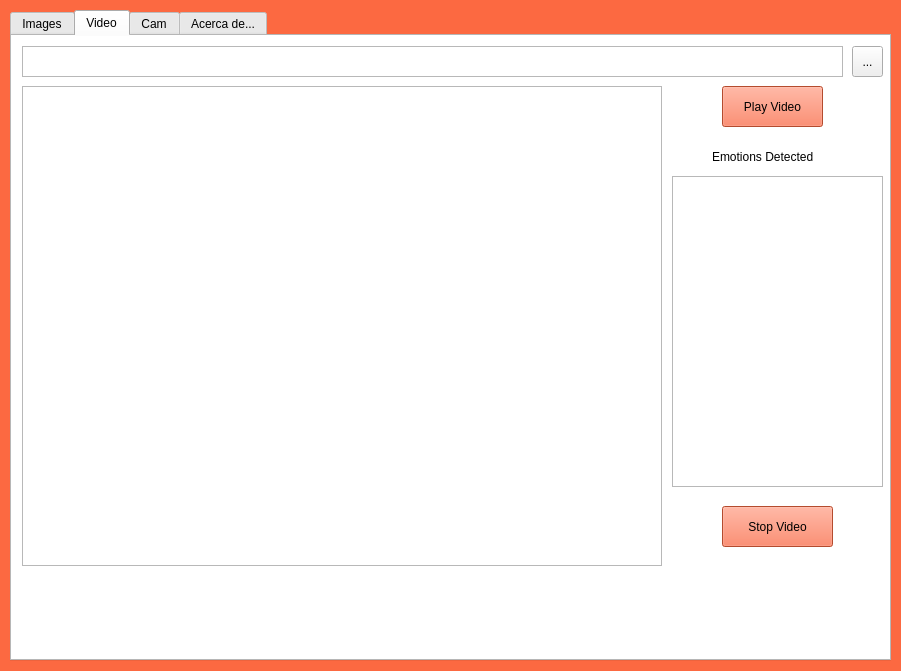
Qt form gui_2/main.ui (Hiidekii/HoN-HappyOrNot-) before a commit.
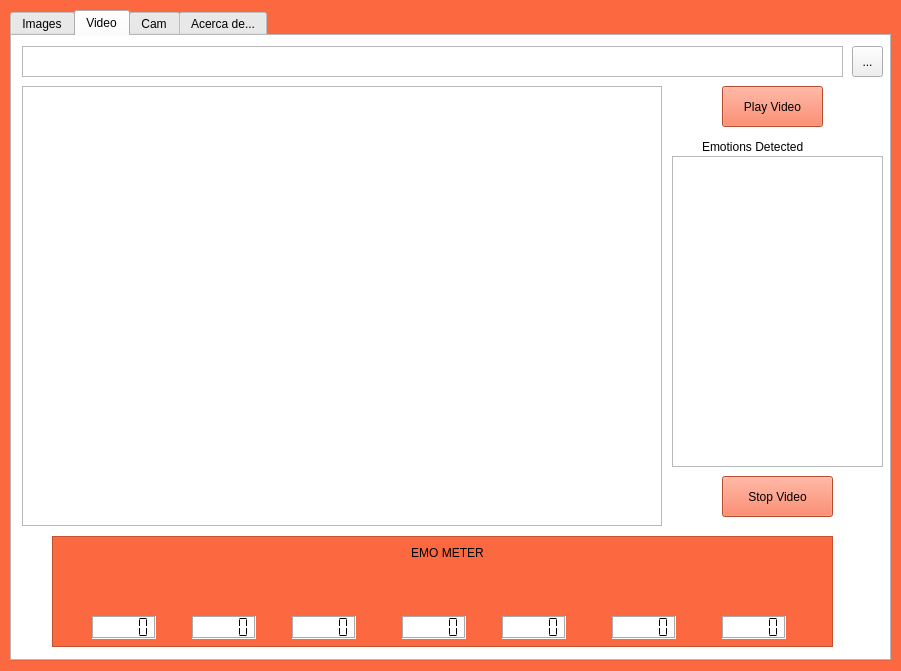
The same form after that commit. Icons and pictures are not drawn.

Commit message: video yt + counters  working

```diff
--- a/gui_2/main.ui
+++ b/gui_2/main.ui
@@ -223,19 +223,19 @@
        <x>10</x>
        <y>50</y>
        <width>640</width>
-       <height>480</height>
+       <height>440</height>
       </rect>
      </property>
      <property name="minimumSize">
       <size>
        <width>640</width>
-       <height>480</height>
+       <height>440</height>
       </size>
      </property>
      <property name="maximumSize">
       <size>
        <width>640</width>
-       <height>480</height>
+       <height>440</height>
       </size>
      </property>
      <property name="frameShape">
@@ -272,7 +272,7 @@
      <property name="geometry">
       <rect>
        <x>660</x>
-       <y>140</y>
+       <y>120</y>
        <width>211</width>
        <height>311</height>
       </rect>
@@ -293,8 +293,8 @@
     <widget class="QLabel" name="labelcaamvideo">
      <property name="geometry">
       <rect>
-       <x>700</x>
-       <y>110</y>
+       <x>690</x>
+       <y>100</y>
        <width>151</width>
        <height>21</height>
       </rect>
@@ -320,7 +320,7 @@
      <property name="geometry">
       <rect>
        <x>710</x>
-       <y>470</y>
+       <y>440</y>
        <width>111</width>
        <height>41</height>
       </rect>
@@ -329,6 +329,379 @@
       <string>Stop Video</string>
      </property>
     </widget>
+    <widget class="QFrame" name="contadores_vid">
+     <property name="geometry">
+      <rect>
+       <x>40</x>
+       <y>500</y>
+       <width>781</width>
+       <height>111</height>
+      </rect>
+     </property>
+     <property name="frameShape">
+      <enum>QFrame::StyledPanel</enum>
+     </property>
+     <property name="frameShadow">
+      <enum>QFrame::Raised</enum>
+     </property>
+     <widget class="QLabel" name="label_9">
+      <property name="geometry">
+       <rect>
+        <x>50</x>
+        <y>30</y>
+        <width>50</width>
+        <height>50</height>
+       </rect>
+      </property>
+      <property name="text">
+       <string/>
+      </property>
+      <property name="pixmap">
+       <pixmap resource="imgs/emojis.qrc">:/imgs/Slightly smiling face.png</pixmap>
+      </property>
+      <property name="scaledContents">
+       <bool>true</bool>
+      </property>
+      <property name="wordWrap">
+       <bool>false</bool>
+      </property>
+     </widget>
+     <widget class="QLabel" name="label_10">
+      <property name="geometry">
+       <rect>
+        <x>250</x>
+        <y>30</y>
+        <width>50</width>
+        <height>50</height>
+       </rect>
+      </property>
+      <property name="text">
+       <string/>
+      </property>
+      <property name="pixmap">
+       <pixmap resource="imgs/emojis.qrc">:/imgs/Astonished face.png</pixmap>
+      </property>
+      <property name="scaledContents">
+       <bool>true</bool>
+      </property>
+     </widget>
+     <widget class="QLabel" name="label_11">
+      <property name="geometry">
+       <rect>
+        <x>150</x>
+        <y>30</y>
+        <width>50</width>
+        <height>50</height>
+       </rect>
+      </property>
+      <property name="text">
+       <string/>
+      </property>
+      <property name="pixmap">
+       <pixmap resource="imgs/emojis.qrc">:/imgs/Frowning face.png</pixmap>
+      </property>
+      <property name="scaledContents">
+       <bool>true</bool>
+      </property>
+     </widget>
+     <widget class="QLabel" name="label_12">
+      <property name="geometry">
+       <rect>
+        <x>680</x>
+        <y>30</y>
+        <width>50</width>
+        <height>50</height>
+       </rect>
+      </property>
+      <property name="text">
+       <string/>
+      </property>
+      <property name="pixmap">
+       <pixmap resource="imgs/emojis.qrc">:/imgs/Angry face.png</pixmap>
+      </property>
+      <property name="scaledContents">
+       <bool>true</bool>
+      </property>
+     </widget>
+     <widget class="QLCDNumber" name="counter_fear_vid">
+      <property name="geometry">
+       <rect>
+        <x>350</x>
+        <y>80</y>
+        <width>64</width>
+        <height>23</height>
+       </rect>
+      </property>
+      <property name="frameShape">
+       <enum>QFrame::Box</enum>
+      </property>
+      <property name="frameShadow">
+       <enum>QFrame::Sunken</enum>
+      </property>
+      <property name="lineWidth">
+       <number>1</number>
+      </property>
+      <property name="midLineWidth">
+       <number>0</number>
+      </property>
+      <property name="smallDecimalPoint">
+       <bool>false</bool>
+      </property>
+      <property name="segmentStyle">
+       <enum>QLCDNumber::Flat</enum>
+      </property>
+     </widget>
+     <widget class="QLCDNumber" name="counter_neutral_vid">
+      <property name="geometry">
+       <rect>
+        <x>450</x>
+        <y>80</y>
+        <width>64</width>
+        <height>23</height>
+       </rect>
+      </property>
+      <property name="frameShape">
+       <enum>QFrame::Box</enum>
+      </property>
+      <property name="frameShadow">
+       <enum>QFrame::Sunken</enum>
+      </property>
+      <property name="lineWidth">
+       <number>1</number>
+      </property>
+      <property name="midLineWidth">
+       <number>0</number>
+      </property>
+      <property name="smallDecimalPoint">
+       <bool>false</bool>
+      </property>
+      <property name="segmentStyle">
+       <enum>QLCDNumber::Flat</enum>
+      </property>
+     </widget>
+     <widget class="QLabel" name="label_13">
+      <property name="geometry">
+       <rect>
+        <x>460</x>
+        <y>30</y>
+        <width>50</width>
+        <height>50</height>
+       </rect>
+      </property>
+      <property name="text">
+       <string/>
+      </property>
+      <property name="pixmap">
+       <pixmap resource="imgs/emojis.qrc">:/imgs/Neutral face.png</pixmap>
+      </property>
+      <property name="scaledContents">
+       <bool>true</bool>
+      </property>
+     </widget>
+     <widget class="QLCDNumber" name="counter_surp_vid">
+      <property name="geometry">
+       <rect>
+        <x>240</x>
+        <y>80</y>
+        <width>64</width>
+        <height>23</height>
+       </rect>
+      </property>
+      <property name="frameShape">
+       <enum>QFrame::Box</enum>
+      </property>
+      <property name="frameShadow">
+       <enum>QFrame::Sunken</enum>
+      </property>
+      <property name="lineWidth">
+       <number>1</number>
+      </property>
+      <property name="midLineWidth">
+       <number>0</number>
+      </property>
+      <property name="smallDecimalPoint">
+       <bool>false</bool>
+      </property>
+      <property name="segmentStyle">
+       <enum>QLCDNumber::Flat</enum>
+      </property>
+     </widget>
+     <widget class="QLCDNumber" name="counter_happy_vid">
+      <property name="geometry">
+       <rect>
+        <x>40</x>
+        <y>80</y>
+        <width>64</width>
+        <height>23</height>
+       </rect>
+      </property>
+      <property name="frameShape">
+       <enum>QFrame::Box</enum>
+      </property>
+      <property name="frameShadow">
+       <enum>QFrame::Sunken</enum>
+      </property>
+      <property name="lineWidth">
+       <number>1</number>
+      </property>
+      <property name="midLineWidth">
+       <number>0</number>
+      </property>
+      <property name="smallDecimalPoint">
+       <bool>false</bool>
+      </property>
+      <property name="segmentStyle">
+       <enum>QLCDNumber::Flat</enum>
+      </property>
+     </widget>
+     <widget class="QLCDNumber" name="counter_sad_vid">
+      <property name="geometry">
+       <rect>
+        <x>140</x>
+        <y>80</y>
+        <width>64</width>
+        <height>23</height>
+       </rect>
+      </property>
+      <property name="frameShape">
+       <enum>QFrame::Box</enum>
+      </property>
+      <property name="frameShadow">
+       <enum>QFrame::Sunken</enum>
+      </property>
+      <property name="lineWidth">
+       <number>1</number>
+      </property>
+      <property name="midLineWidth">
+       <number>0</number>
+      </property>
+      <property name="smallDecimalPoint">
+       <bool>false</bool>
+      </property>
+      <property name="segmentStyle">
+       <enum>QLCDNumber::Flat</enum>
+      </property>
+     </widget>
+     <widget class="QLCDNumber" name="counter_disgust_vid">
+      <property name="geometry">
+       <rect>
+        <x>560</x>
+        <y>80</y>
+        <width>64</width>
+        <height>23</height>
+       </rect>
+      </property>
+      <property name="frameShape">
+       <enum>QFrame::Box</enum>
+      </property>
+      <property name="frameShadow">
+       <enum>QFrame::Sunken</enum>
+      </property>
+      <property name="lineWidth">
+       <number>1</number>
+      </property>
+      <property name="midLineWidth">
+       <number>0</number>
+      </property>
+      <property name="smallDecimalPoint">
+       <bool>false</bool>
+      </property>
+      <property name="segmentStyle">
+       <enum>QLCDNumber::Flat</enum>
+      </property>
+     </widget>
+     <widget class="QLCDNumber" name="counter_anger_vid">
+      <property name="geometry">
+       <rect>
+        <x>670</x>
+        <y>80</y>
+        <width>64</width>
+        <height>23</height>
+       </rect>
+      </property>
+      <property name="frameShape">
+       <enum>QFrame::Box</enum>
+      </property>
+      <property name="frameShadow">
+       <enum>QFrame::Sunken</enum>
+      </property>
+      <property name="lineWidth">
+       <number>1</number>
+      </property>
+      <property name="midLineWidth">
+       <number>0</number>
+      </property>
+      <property name="smallDecimalPoint">
+       <bool>false</bool>
+      </property>
+      <property name="mode">
+       <enum>QLCDNumber::Dec</enum>
+      </property>
+      <property name="segmentStyle">
+       <enum>QLCDNumber::Flat</enum>
+      </property>
+     </widget>
+     <widget class="QLabel" name="label_14">
+      <property name="geometry">
+       <rect>
+        <x>360</x>
+        <y>30</y>
+        <width>50</width>
+        <height>50</height>
+       </rect>
+      </property>
+      <property name="text">
+       <string/>
+      </property>
+      <property name="pixmap">
+       <pixmap resource="imgs/emojis.qrc">:/imgs/Fearful face.png</pixmap>
+      </property>
+      <property name="scaledContents">
+       <bool>true</bool>
+      </property>
+     </widget>
+     <widget class="QLabel" name="label_15">
+      <property name="geometry">
+       <rect>
+        <x>570</x>
+        <y>30</y>
+        <width>50</width>
+        <height>50</height>
+       </rect>
+      </property>
+      <property name="text">
+       <string/>
+      </property>
+      <property name="pixmap">
+       <pixmap resource="imgs/emojis.qrc">:/imgs/Pensive face.png</pixmap>
+      </property>
+      <property name="scaledContents">
+       <bool>true</bool>
+      </property>
+     </widget>
+     <widget class="QLabel" name="label_16">
+      <property name="geometry">
+       <rect>
+        <x>200</x>
+        <y>-4</y>
+        <width>391</width>
+        <height>41</height>
+       </rect>
+      </property>
+      <property name="text">
+       <string>EMO METER</string>
+      </property>
+      <property name="scaledContents">
+       <bool>true</bool>
+      </property>
+      <property name="alignment">
+       <set>Qt::AlignCenter</set>
+      </property>
+      <property name="wordWrap">
+       <bool>false</bool>
+      </property>
+     </widget>
+    </widget>
    </widget>
    <widget class="QWidget" name="cam_tab">
     <attribute name="title">
```
The commit also changes 2 other files.
